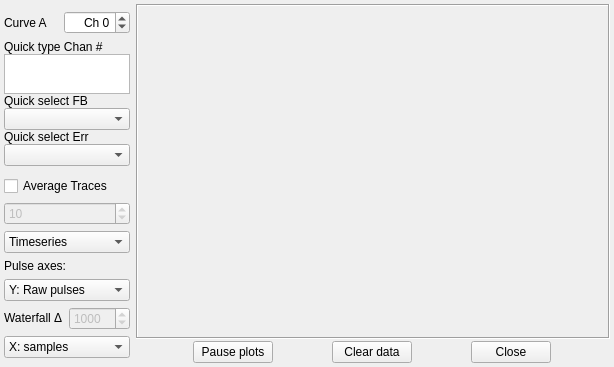
This is microscope/ui/plotwindow.ui in usnistgov/microscope as Qt 5 draws it before an edit. The edited form follows.
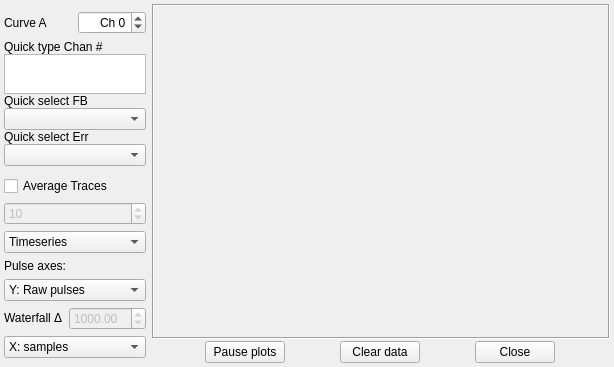
This is the edited form.

Commit message: Use different waterfall values for log/linear

Diff of the .ui file:
```diff
--- a/microscope/ui/plotwindow.ui
+++ b/microscope/ui/plotwindow.ui
@@ -246,18 +246,21 @@
         </widget>
        </item>
        <item row="0" column="1">
-        <widget class="QSpinBox" name="waterfallDeltaSpin">
+        <widget class="QDoubleSpinBox" name="waterfallDeltaSpin">
          <property name="enabled">
           <bool>false</bool>
          </property>
          <property name="toolTip">
           <string>Vertical spacing between traces in waterfall mode</string>
          </property>
+         <property name="minimum">
+          <double>1.000000000000000</double>
+         </property>
          <property name="maximum">
-          <number>8000</number>
+          <double>10000.000000000000000</double>
          </property>
          <property name="value">
-          <number>1000</number>
+          <double>1000.000000000000000</double>
          </property>
         </widget>
        </item>
```
The commit also changes 1 other file.
